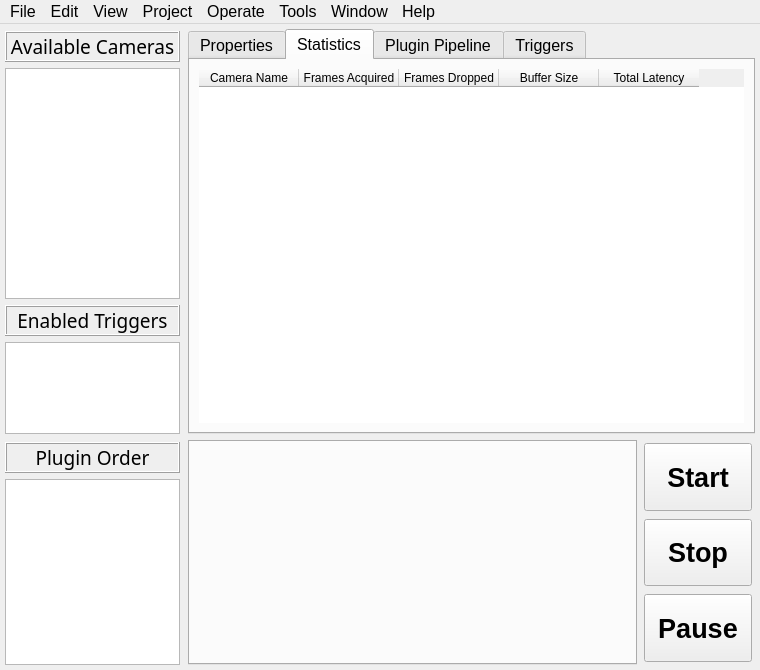
Qt form rataGUI/interface/design/mainWindow.ui (nathanielnyema/rataGUI) before a commit.
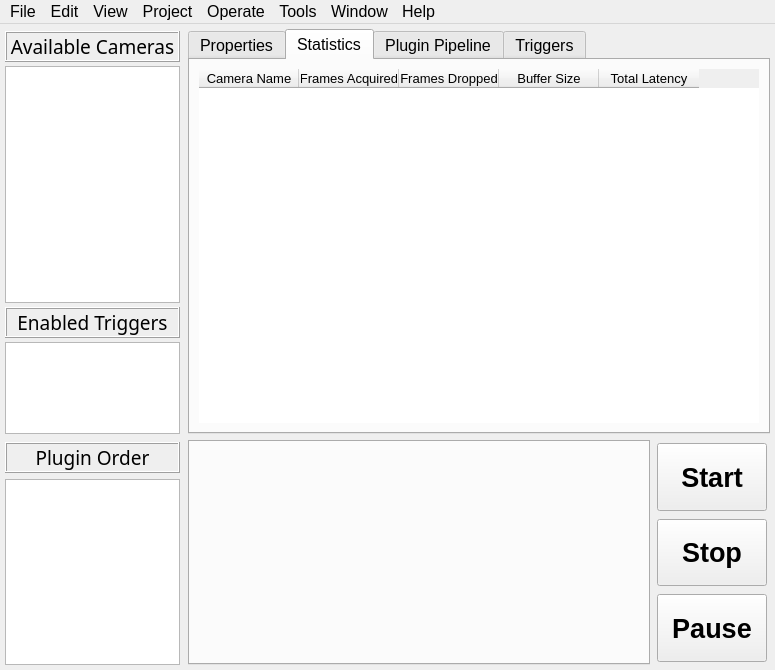
The same form after that commit. The open tabs and pages were chosen to show the change. Custom widgets are drawn as their Qt base class.

Patch:
```diff
--- a/rataGUI/interface/design/mainWindow.ui
+++ b/rataGUI/interface/design/mainWindow.ui
@@ -6,7 +6,7 @@
    <rect>
     <x>0</x>
     <y>0</y>
-    <width>760</width>
+    <width>775</width>
     <height>670</height>
    </rect>
   </property>
@@ -49,7 +49,7 @@
       <item>
        <layout class="QVBoxLayout" name="camListLayout" stretch="0,0,0,0">
         <property name="spacing">
-         <number>6</number>
+         <number>4</number>
         </property>
         <property name="sizeConstraint">
          <enum>QLayout::SetMinimumSize</enum>
@@ -121,7 +121,7 @@
           </property>
           <property name="maximumSize">
            <size>
-            <width>240</width>
+            <width>190</width>
             <height>16777215</height>
            </size>
           </property>
@@ -163,7 +163,7 @@
           </property>
           <property name="maximumSize">
            <size>
-            <width>240</width>
+            <width>190</width>
             <height>16777215</height>
            </size>
           </property>
@@ -318,6 +318,11 @@
          <layout class="QGridLayout" name="gridLayout_2">
           <item row="0" column="0">
            <widget class="QTableWidget" name="cam_stats">
+            <property name="font">
+             <font>
+              <pointsize>10</pointsize>
+             </font>
+            </property>
             <property name="focusPolicy">
              <enum>Qt::NoFocus</enum>
             </property>
@@ -458,7 +463,7 @@
      </layout>
     </item>
     <item>
-     <layout class="QHBoxLayout" name="pluginControl" stretch="1,4,1">
+     <layout class="QHBoxLayout" name="pluginControl" stretch="2,7,0">
       <property name="sizeConstraint">
        <enum>QLayout::SetMinimumSize</enum>
       </property>
@@ -649,7 +654,7 @@
            </property>
            <property name="minimumSize">
             <size>
-             <width>100</width>
+             <width>110</width>
              <height>0</height>
             </size>
            </property>
@@ -678,7 +683,7 @@
            </property>
            <property name="minimumSize">
             <size>
-             <width>100</width>
+             <width>110</width>
              <height>0</height>
             </size>
            </property>
@@ -719,7 +724,7 @@
            </property>
            <property name="minimumSize">
             <size>
-             <width>100</width>
+             <width>110</width>
              <height>0</height>
             </size>
            </property>
@@ -747,8 +752,8 @@
     <rect>
      <x>0</x>
      <y>0</y>
-     <width>760</width>
-     <height>24</height>
+     <width>775</width>
+     <height>18</height>
     </rect>
    </property>
    <property name="nativeMenuBar">
```
Left out of the diff: 18 changed lines with no effect on the pictures.
